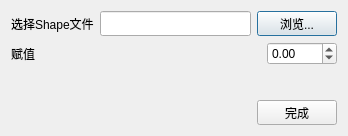
Old version of the form ui/ipfModelerRangeMoidfyValueDialog.ui in the repository RenShuYuan/IPF.
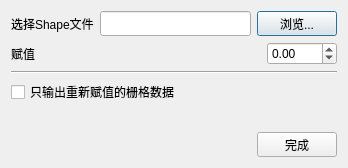
New version of the form.

Commit message: 又重新修改了范围赋值

The edit to the form file:
```diff
--- a/ui/ipfModelerRangeMoidfyValueDialog.ui
+++ b/ui/ipfModelerRangeMoidfyValueDialog.ui
@@ -7,7 +7,7 @@
     <x>0</x>
     <y>0</y>
     <width>348</width>
-    <height>136</height>
+    <height>168</height>
    </rect>
   </property>
   <property name="windowTitle">
@@ -100,6 +100,20 @@
      </item>
     </layout>
    </item>
+   <item>
+    <widget class="Line" name="line">
+     <property name="orientation">
+      <enum>Qt::Horizontal</enum>
+     </property>
+    </widget>
+   </item>
+   <item>
+    <widget class="QCheckBox" name="checkBox">
+     <property name="text">
+      <string>只输出重新赋值的栅格数据</string>
+     </property>
+    </widget>
+   </item>
    <item>
     <spacer name="verticalSpacer">
      <property name="orientation">
```
Left out of the diff: 1 changed line with no effect on the pictures. The commit also changes 10 other files.
